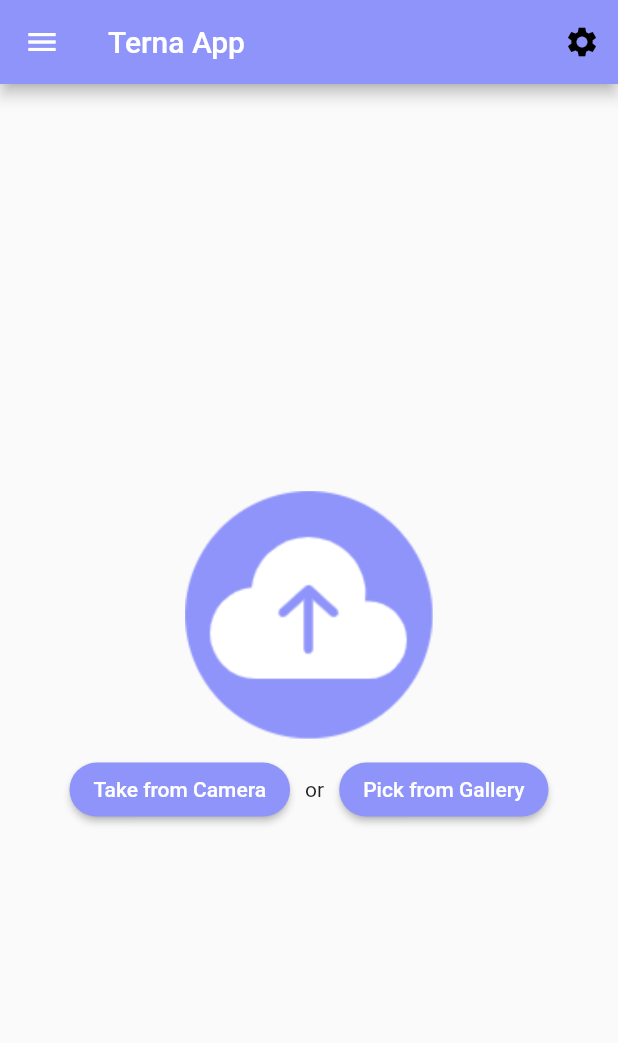
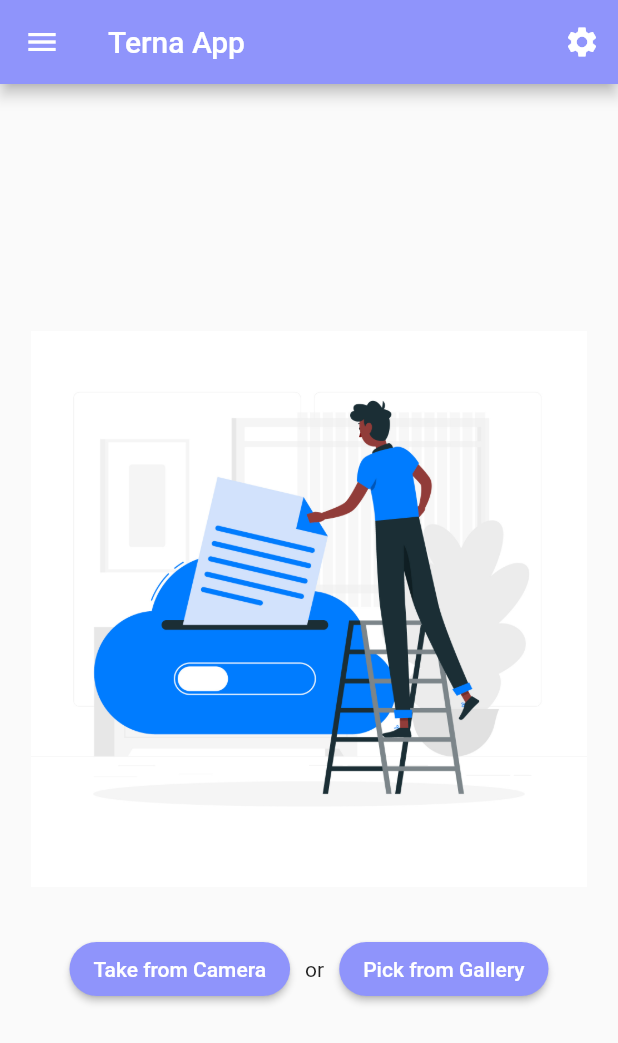
Before and after one commit to pal-16/Form-Data-Extractor-App, a Flutter app: the Upload screen opened by its route, on a phone screen of 412 x 824 dp. Shown: the top 1043 px of the screen. Run offline on Flutter 3.47's test engine with Material 2 defaults, Android fonts, the light colour scheme and no system bars; our stand-ins replace flutter_screenutil, image_picker, simple_animations.

Commit message:
another change

```diff
--- a/lib/screens/upload.dart
+++ b/lib/screens/upload.dart
@@ -47,7 +47,7 @@ class __UploadState extends State<Upload> {
         color: Colors.white,
       ),
       actions: <Widget>[
-        IconButton(icon: Icon(Icons.settings), onPressed: (){})
+        IconButton(icon: Icon(Icons.settings), color: Colors.white, onPressed: (){})
       ],
       backgroundColor: Color.fromRGBO(143, 148, 251, 1),
     );
@@ -85,22 +85,20 @@ class __UploadState extends State<Upload> {
       key: _scaffoldKey,
       drawer: MyAppDrawer(),
       appBar: appBar(_scaffoldKey),
-      body: Padding(
-        padding: const EdgeInsets.only(top: 8.0),
-        child: Column(
+      body: Column(
         mainAxisAlignment: _storedImage != null ? MainAxisAlignment.start : MainAxisAlignment.center,
         children: <Widget>[
           Center(
             child: Container(
               width: MediaQuery.of(context).size.width * 0.9,
-                height: _storedImage != null? MediaQuery.of(context).size.height * 0.5 : MediaQuery.of(context).size.height * 0.2,
+              height: _storedImage != null? MediaQuery.of(context).size.height * 0.5 : MediaQuery.of(context).size.height * 0.5,
               child: _storedImage != null
                   ? Image.file(
                       _storedImage,
                       fit: BoxFit.cover,
                       width: double.infinity,
                     )
-                    : Image.asset('assets/images/uploadlogo.png'),
+                  : Image.asset('assets/images/uploadlogo.jpg'),
               alignment: Alignment.center,
             ),
           ),
@@ -137,7 +135,6 @@ class __UploadState extends State<Upload> {
           doneButton(),
         ],
       ),
-      ),
     );
   }
 }
```
Also changed, not shown: lib/screens/home.dart (+9 -2 lines), lib/screens/settings.dart (added, +54 -0 lines), assets/images/uploadlogo.jpg (added). Lines whose indentation alone changed are shown as unchanged.
